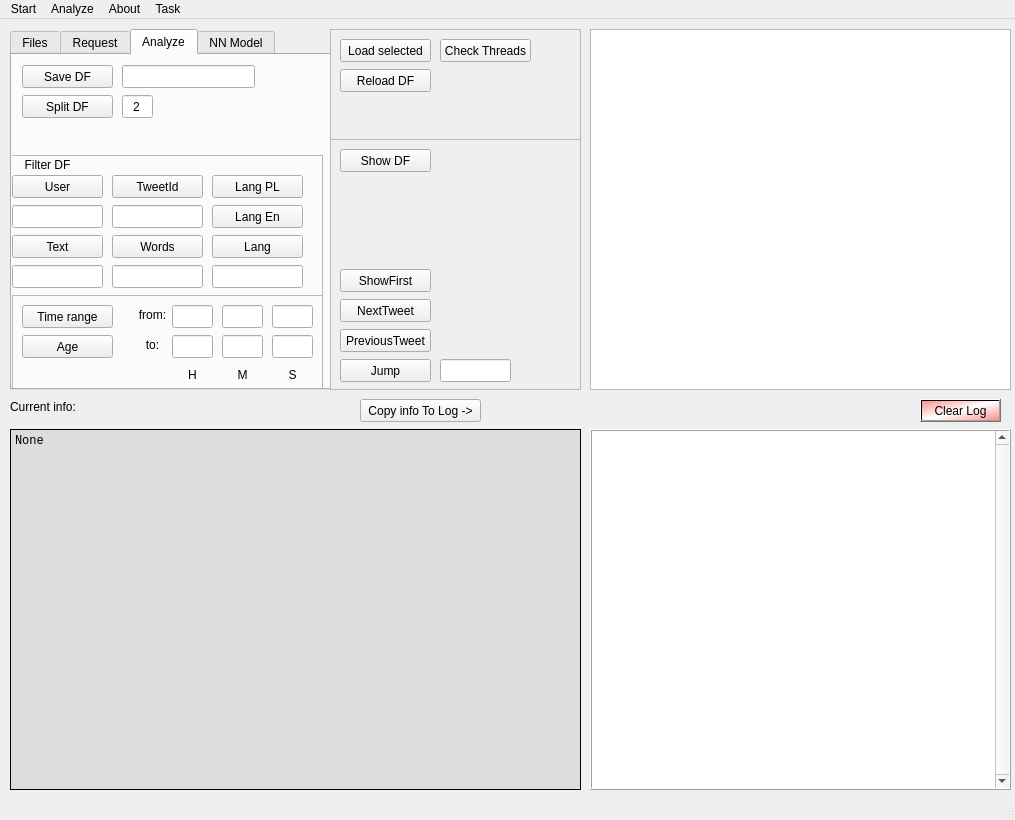
First picture: the form in TwitterAnalyzer/GUI/GUI_QT.ui, repository GrzegorzKrug/TwitterAnalyzer, before the edit.
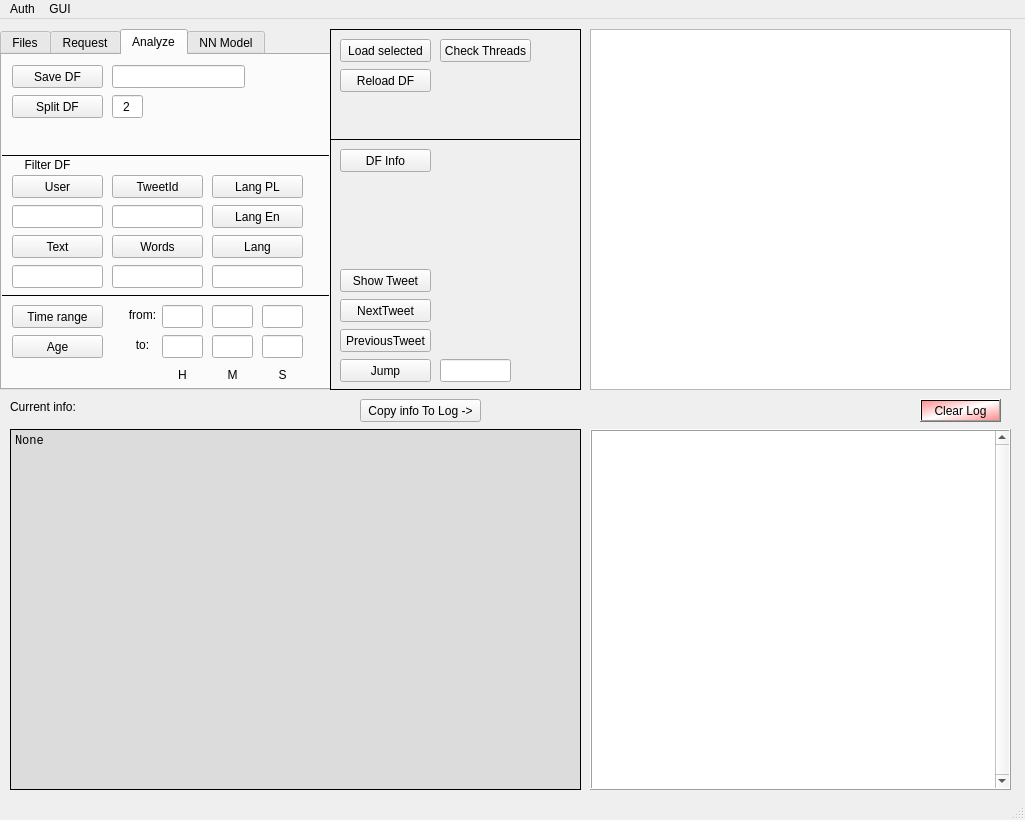
Second picture: the form after the edit. The open tabs and pages were chosen to show the change.

Patch:
```diff
--- a/TwitterAnalyzer/GUI/GUI_QT.ui
+++ b/TwitterAnalyzer/GUI/GUI_QT.ui
@@ -6,7 +6,7 @@
    <rect>
     <x>0</x>
     <y>0</y>
-    <width>1015</width>
+    <width>1025</width>
     <height>820</height>
    </rect>
   </property>
@@ -17,9 +17,9 @@
    <widget class="QTabWidget" name="tabWidget">
     <property name="geometry">
      <rect>
-      <x>10</x>
+      <x>0</x>
       <y>10</y>
-      <width>321</width>
+      <width>331</width>
       <height>361</height>
      </rect>
     </property>
@@ -30,7 +30,7 @@
      <number>-1</number>
     </property>
     <property name="currentIndex">
-     <number>1</number>
+     <number>2</number>
     </property>
     <widget class="QWidget" name="tab_2">
      <attribute name="title">
@@ -314,7 +314,7 @@
        <rect>
         <x>-10</x>
         <y>100</y>
-        <width>321</width>
+        <width>341</width>
         <height>251</height>
        </rect>
       </property>
@@ -322,15 +322,15 @@
        <string notr="true"/>
       </property>
       <property name="frameShape">
-       <enum>QFrame::StyledPanel</enum>
+       <enum>QFrame::Box</enum>
       </property>
       <property name="frameShadow">
-       <enum>QFrame::Sunken</enum>
+       <enum>QFrame::Plain</enum>
       </property>
       <widget class="QLabel" name="label_6">
        <property name="geometry">
         <rect>
-         <x>0</x>
+         <x>10</x>
          <y>0</y>
          <width>91</width>
          <height>20</height>
@@ -346,7 +346,7 @@
       <widget class="QPushButton" name="pushButton_export_DF_6">
        <property name="geometry">
         <rect>
-         <x>10</x>
+         <x>20</x>
          <y>20</y>
          <width>91</width>
          <height>23</height>
@@ -362,7 +362,7 @@
       <widget class="QLineEdit" name="lineEdit_DF_comment_2">
        <property name="geometry">
         <rect>
-         <x>10</x>
+         <x>20</x>
          <y>50</y>
          <width>91</width>
          <height>23</height>
@@ -375,7 +375,7 @@
       <widget class="QPushButton" name="pushButton_export_DF_10">
        <property name="geometry">
         <rect>
-         <x>110</x>
+         <x>120</x>
          <y>20</y>
          <width>91</width>
          <height>23</height>
@@ -391,7 +391,7 @@
       <widget class="QLineEdit" name="lineEdit_DF_comment_6">
        <property name="geometry">
         <rect>
-         <x>110</x>
+         <x>120</x>
          <y>50</y>
          <width>91</width>
          <height>23</height>
@@ -404,7 +404,7 @@
       <widget class="QPushButton" name="pushButton_export_DF_11">
        <property name="geometry">
         <rect>
-         <x>110</x>
+         <x>120</x>
          <y>80</y>
          <width>91</width>
          <height>23</height>
@@ -420,7 +420,7 @@
       <widget class="QPushButton" name="pushButton_export_DF_9">
        <property name="geometry">
         <rect>
-         <x>10</x>
+         <x>20</x>
          <y>80</y>
          <width>91</width>
          <height>23</height>
@@ -436,7 +436,7 @@
       <widget class="QLineEdit" name="lineEdit_DF_comment_7">
        <property name="geometry">
         <rect>
-         <x>10</x>
+         <x>20</x>
          <y>110</y>
          <width>91</width>
          <height>23</height>
@@ -449,7 +449,7 @@
       <widget class="QLineEdit" name="lineEdit_DF_comment_5">
        <property name="geometry">
         <rect>
-         <x>110</x>
+         <x>120</x>
          <y>110</y>
          <width>91</width>
          <height>23</height>
@@ -462,7 +462,7 @@
       <widget class="QPushButton" name="pushButton_FilterDF_Lang_Polish">
        <property name="geometry">
         <rect>
-         <x>210</x>
+         <x>220</x>
          <y>20</y>
          <width>91</width>
          <height>23</height>
@@ -478,7 +478,7 @@
       <widget class="QPushButton" name="pushButton_FilterDF_Lang_English">
        <property name="geometry">
         <rect>
-         <x>210</x>
+         <x>220</x>
          <y>50</y>
          <width>91</width>
          <height>23</height>
@@ -494,22 +494,22 @@
       <widget class="QFrame" name="frame_5">
        <property name="geometry">
         <rect>
-         <x>10</x>
+         <x>0</x>
          <y>140</y>
-         <width>311</width>
+         <width>341</width>
          <height>101</height>
         </rect>
        </property>
        <property name="frameShape">
-        <enum>QFrame::StyledPanel</enum>
+        <enum>QFrame::Box</enum>
        </property>
        <property name="frameShadow">
-        <enum>QFrame::Sunken</enum>
+        <enum>QFrame::Plain</enum>
        </property>
        <widget class="QPushButton" name="pushButton_export_DF_18">
         <property name="geometry">
          <rect>
-          <x>10</x>
+          <x>20</x>
           <y>10</y>
           <width>91</width>
           <height>23</height>
@@ -525,7 +525,7 @@
        <widget class="QLineEdit" name="lineEdit_DF_comment_8">
         <property name="geometry">
          <rect>
-          <x>260</x>
+          <x>270</x>
           <y>10</y>
           <width>41</width>
           <height>23</height>
@@ -538,7 +538,7 @@
        <widget class="QLineEdit" name="lineEdit_DF_comment_10">
         <property name="geometry">
          <rect>
-          <x>210</x>
+          <x>220</x>
           <y>10</y>
           <width>41</width>
           <height>23</height>
@@ -551,7 +551,7 @@
        <widget class="QLineEdit" name="lineEdit_DF_comment_15">
         <property name="geometry">
          <rect>
-          <x>160</x>
+          <x>170</x>
           <y>10</y>
           <width>41</width>
           <height>23</height>
@@ -564,7 +564,7 @@
        <widget class="QLineEdit" name="lineEdit_DF_comment_9">
         <property name="geometry">
          <rect>
-          <x>260</x>
+          <x>270</x>
           <y>40</y>
           <width>41</width>
           <height>23</height>
@@ -577,7 +577,7 @@
        <widget class="QLineEdit" name="lineEdit_DF_comment_16">
         <property name="geometry">
          <rect>
-          <x>160</x>
+          <x>170</x>
           <y>40</y>
           <width>41</width>
           <height>23</height>
@@ -590,7 +590,7 @@
        <widget class="QLineEdit" name="lineEdit_DF_comment_17">
         <property name="geometry">
          <rect>
-          <x>210</x>
+          <x>220</x>
           <y>40</y>
           <width>41</width>
           <height>23</height>
@@ -603,7 +603,7 @@
        <widget class="QPushButton" name="pushButton_export_DF_26">
         <property name="geometry">
          <rect>
-          <x>10</x>
+          <x>20</x>
           <y>40</y>
           <width>91</width>
           <height>23</height>
@@ -619,7 +619,7 @@
        <widget class="QLabel" name="label_4">
         <property name="geometry">
          <rect>
-          <x>160</x>
+          <x>170</x>
           <y>70</y>
           <width>41</width>
           <height>20</height>
@@ -635,7 +635,7 @@
        <widget class="QLabel" name="label_5">
         <property name="geometry">
          <rect>
-          <x>210</x>
+          <x>220</x>
           <y>70</y>
           <width>41</width>
           <height>20</height>
@@ -651,7 +651,7 @@
        <widget class="QLabel" name="label_7">
         <property name="geometry">
          <rect>
-          <x>260</x>
+          <x>270</x>
           <y>70</y>
           <width>41</width>
           <height>20</height>
@@ -667,7 +667,7 @@
        <widget class="QLabel" name="label_9">
         <property name="geometry">
          <rect>
-          <x>120</x>
+          <x>130</x>
           <y>10</y>
           <width>41</width>
           <height>20</height>
@@ -683,7 +683,7 @@
        <widget class="QLabel" name="label_10">
         <property name="geometry">
          <rect>
-          <x>120</x>
+          <x>130</x>
           <y>40</y>
           <width>41</width>
           <height>20</height>
@@ -700,7 +700,7 @@
       <widget class="QPushButton" name="pushButton_FilterDF_Lang_Other">
        <property name="geometry">
         <rect>
-         <x>210</x>
+         <x>220</x>
          <y>80</y>
          <width>91</width>
          <height>23</height>
@@ -716,7 +716,7 @@
       <widget class="QLineEdit" name="lineEdit_FilterLangOther">
        <property name="geometry">
         <rect>
-         <x>210</x>
+         <x>220</x>
          <y>110</y>
          <width>91</width>
          <height>23</height>
@@ -908,11 +908,14 @@
       <height>361</height>
      </rect>
     </property>
+    <property name="styleSheet">
+     <string notr="true"/>
+    </property>
     <property name="frameShape">
-     <enum>QFrame::StyledPanel</enum>
+     <enum>QFrame::Panel</enum>
     </property>
     <property name="frameShadow">
-     <enum>QFrame::Sunken</enum>
+     <enum>QFrame::Plain</enum>
     </property>
     <widget class="QPushButton" name="pushButton_NextTweet">
      <property name="geometry">
@@ -959,7 +962,7 @@
       <string>Show first Tweet from DF</string>
      </property>
      <property name="text">
-      <string>ShowFirst</string>
+      <string>Show Tweet</string>
      </property>
     </widget>
     <widget class="QPushButton" name="pushButton_JumpToTweet">
@@ -1001,10 +1004,10 @@
       </rect>
      </property>
      <property name="frameShape">
-      <enum>QFrame::StyledPanel</enum>
+      <enum>QFrame::Panel</enum>
      </property>
      <property name="frameShadow">
-      <enum>QFrame::Sunken</enum>
+      <enum>QFrame::Plain</enum>
      </property>
      <widget class="QPushButton" name="pushButton_load_selected_csv_2">
       <property name="geometry">
@@ -1070,51 +1073,47 @@
      <property name="toolTip">
       <string>Shows currently loaded DF</string>
      </property>
+     <property name="styleSheet">
+      <string notr="true"/>
+     </property>
      <property name="text">
-      <string>Show DF</string>
+      <string>DF Info</string>
      </property>
     </widget>
    </widget>
+   <zorder>tabWidget</zorder>
+   <zorder>frame_3</zorder>
+   <zorder>label_2</zorder>
+   <zorder>treeView</zorder>
+   <zorder>plainTextEdit_info</zorder>
+   <zorder>textEdit_log</zorder>
+   <zorder>pushButton_clear_log</zorder>
+   <zorder>pushButton_Info_screenLog</zorder>
   </widget>
   <widget class="QMenuBar" name="menubar">
    <property name="geometry">
     <rect>
      <x>0</x>
      <y>0</y>
-     <width>1015</width>
+     <width>1025</width>
      <height>21</height>
     </rect>
    </property>
-   <widget class="QMenu" name="menuAcc">
+   <widget class="QMenu" name="actionMenuAuth">
     <property name="title">
-     <string>Start</string>
+     <string>Auth</string>
     </property>
     <addaction name="actionLogin"/>
     <addaction name="actionWho_am_I"/>
-    <addaction name="separator"/>
+   </widget>
+   <widget class="QMenu" name="actionMenuRefresh_Gui">
+    <property name="title">
+     <string>GUI</string>
+    </property>
     <addaction name="actionRefresh_GUI"/>
    </widget>
-   <widget class="QMenu" name="menuAbout">
-    <property name="title">
-     <string>About</string>
-    </property>
-    <addaction name="actionabout"/>
-   </widget>
-   <widget class="QMenu" name="menuAnalyze">
-    <property name="title">
-     <string>Analyze</string>
-    </property>
-   </widget>
-   <widget class="QMenu" name="menuTask">
-    <property name="title">
-     <string>Task</string>
-    </property>
-    <addaction name="actionCheck_Status"/>
-   </widget>
-   <addaction name="menuAcc"/>
-   <addaction name="menuAnalyze"/>
-   <addaction name="menuAbout"/>
-   <addaction name="menuTask"/>
+   <addaction name="actionMenuAuth"/>
+   <addaction name="actionMenuRefresh_Gui"/>
   </widget>
   <widget class="QStatusBar" name="statusbar"/>
   <action name="actionLogin">
@@ -1122,26 +1121,16 @@
     <string>Login</string>
    </property>
   </action>
+  <action name="actionRefresh_GUI">
+   <property name="text">
+    <string>Refresh</string>
+   </property>
+  </action>
   <action name="actionWho_am_I">
    <property name="text">
     <string>Who am I?</string>
    </property>
   </action>
-  <action name="actionabout">
-   <property name="text">
-    <string>about</string>
-   </property>
-  </action>
-  <action name="actionRefresh_GUI">
-   <property name="text">
-    <string>Refresh GUI</string>
-   </property>
-  </action>
-  <action name="actionCheck_Status">
-   <property name="text">
-    <string>Check Status</string>
-   </property>
-  </action>
  </widget>
  <resources/>
  <connections/>
```
